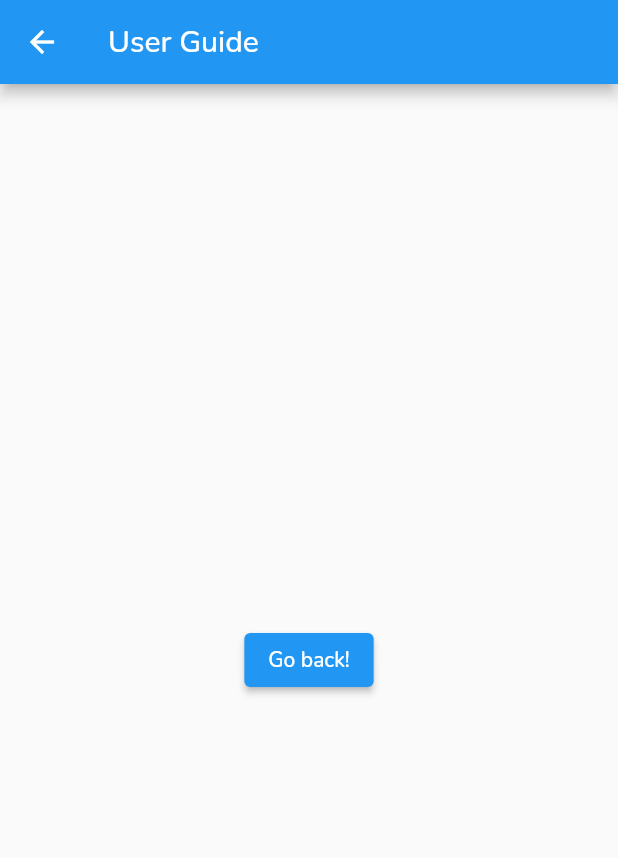
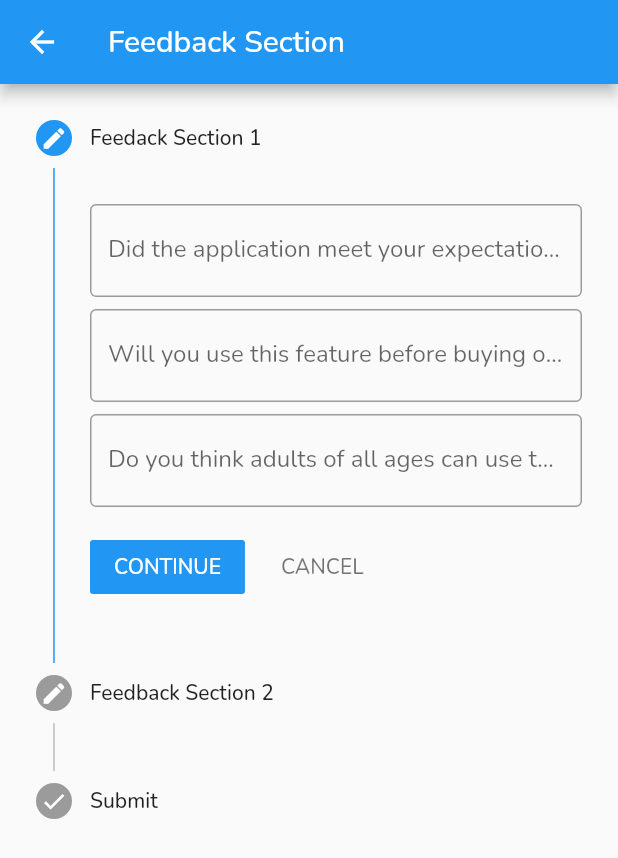
Before and after one commit to rhodinemma/laba, a Flutter app: the UserGuide screen opened directly, on a phone screen of 412 x 824 dp. Shown: the top 858 px of the screen. Run offline on Flutter 3.47's test engine with Material 2 defaults, Android fonts, the phone set to English and light mode, and no system bars; our stand-ins replace google_fonts, google_nav_bar; missing offline and left inert: ar_flutter_plugin.

Commit message:
create feedback forms

```diff
--- a/lib/main.dart
+++ b/lib/main.dart
@@ -26,7 +26,7 @@ class MyApp extends StatelessWidget {
         colorScheme:
             ColorScheme.fromSwatch().copyWith(secondary: kPrimaryColor),
       ),
-      home: const MyHomePage(title: 'Augmented Reality Gateway'),
+      home: const MyHomePage(title: 'Augmented Reality Feature'),
     );
   }
 }
--- a/lib/views/homeView.dart
+++ b/lib/views/homeView.dart
@@ -62,12 +62,12 @@ class MyHomePage extends StatelessWidget {
           ),
           GButton(
             icon: Icons.lightbulb,
-            text: 'User Guide',
+            text: 'Feedback',
             iconSize: 35,
             onPressed: () {
               Navigator.push(
                 context,
-                MaterialPageRoute(builder: (context) => const Carousel()),
+                MaterialPageRoute(builder: (context) => const UserGuide()),
               );
             },
           ),
@@ -85,121 +85,156 @@ class MyHomePage extends StatelessWidget {
   }
 }
 
-class UserGuide extends StatelessWidget {
+class UserGuide extends StatefulWidget {
   const UserGuide({Key? key}) : super(key: key);
+
+  @override
+  State<UserGuide> createState() => _UserGuideState();
+}
+
+class _UserGuideState extends State<UserGuide> {
+  // we have initialized active step to 0 so that
+  int _activeCurrentStep = 0;
+
+  TextEditingController name = TextEditingController();
+  TextEditingController email = TextEditingController();
+  TextEditingController pass = TextEditingController();
+  TextEditingController address = TextEditingController();
+  TextEditingController pincode = TextEditingController();
+
+  // Here we have created list of steps
+  List<Step> stepList() => [
+        // This is step1 which is called Account.
+        // Here we will fill our personal details
+        Step(
+          state:
+              _activeCurrentStep <= 0 ? StepState.editing : StepState.complete,
+          isActive: _activeCurrentStep >= 0,
+          title: const Text('Feedack Section 1'),
+          content: Column(
+            children: [
+              const SizedBox(
+                height: 8,
+              ),
+              TextField(
+                controller: name,
+                decoration: const InputDecoration(
+                  border: OutlineInputBorder(),
+                  labelText: 'Did the application meet your expectations?',
+                ),
+              ),
+              const SizedBox(
+                height: 8,
+              ),
+              TextField(
+                controller: email,
+                decoration: const InputDecoration(
+                  border: OutlineInputBorder(),
+                  labelText: 'Will you use this feature before buying online?',
+                ),
+              ),
+              const SizedBox(
+                height: 8,
+              ),
+              TextField(
+                controller: pass,
+                // obscureText: true,
+                decoration: const InputDecoration(
+                  border: OutlineInputBorder(),
+                  labelText: 'Do you think adults of all ages can use this feature?',
+                ),
+              ),
+            ],
+          ),
+        ),
+        // This is Step2 here we will enter our address
+        Step(
+            state: _activeCurrentStep <= 1
+                ? StepState.editing
+                : StepState.complete,
+            isActive: _activeCurrentStep >= 1,
+            title: const Text('Feedback Section 2'),
+            content: Column(
+              children: [
+                const SizedBox(
+                  height: 8,
+                ),
+                TextField(
+                  controller: address,
+                  decoration: const InputDecoration(
+                    border: OutlineInputBorder(),
+                    labelText: 'Do you prefer buying online without this feature?',
+                  ),
+                ),
+                const SizedBox(
+                  height: 8,
+                ),
+                TextField(
+                  controller: pincode,
+                  decoration: const InputDecoration(
+                    border: OutlineInputBorder(),
+                    labelText: 'Tell us any problems while using the feature?',
+                  ),
+                ),
+              ],
+            )),
+
+        // This is Step3 here we will display all the details
+        // that are entered by the user
+        Step(
+            state: StepState.complete,
+            isActive: _activeCurrentStep >= 2,
+            title: const Text('Submit'),
+            content: Column(
+              crossAxisAlignment: CrossAxisAlignment.stretch,
+              mainAxisAlignment: MainAxisAlignment.start,
+              children: [
+            Text('Did the application meet your expectations? ${name.text}'),
+            Text('Will you use this feature before buying online? ${email.text}'),
+            Text('Do you think adults of all ages can use this feature? ${pass.text}'),
+            Text('Do you prefer buying online without this feature? ${address.text}'),
+            Text('Tell us any problems while using the feature? ${pincode.text}'),
+              ],
+            ))
+      ];
 
   @override
   Widget build(BuildContext context) {
     return Scaffold(
-      appBar: AppBar(title: const Text('User Guide')),
-      body: Center(
-          child: ElevatedButton(
-        onPressed: () {
-          Navigator.pop(context);
+      appBar: AppBar(title: const Text('Feedback Section')),
+      // Here we have initialized the stepper widget
+      body: Stepper(
+        type: StepperType.vertical,
+        currentStep: _activeCurrentStep,
+        steps: stepList(),
+
+        // onStepContinue takes us to the next step
+        onStepContinue: () {
+          if (_activeCurrentStep < (stepList().length - 1)) {
+            setState(() {
+              _activeCurrentStep += 1;
+            });
+          }
         },
-        child: const Text('Go back!'),
-      )),
+
+        // onStepCancel takes us to the previous step
+        onStepCancel: () {
+          if (_activeCurrentStep == 0) {
+            return;
+          }
+
+          setState(() {
+            _activeCurrentStep -= 1;
+          });
+        },
+
+        // onStepTap allows to directly click on the particular step we want
+        onStepTapped: (int index) {
+          setState(() {
+            _activeCurrentStep = index;
+          });
+        },
+      ),
     );
   }
 }
-
-class Carousel extends StatefulWidget {
-  const Carousel({
-    Key? key,
-  }) : super(key: key);
-
-  @override
-  State<Carousel> createState() => _CarouselState();
-}
-
-class _CarouselState extends State<Carousel> {
-  late PageController _pageController;
-
-  List<String> images = [
-    "https://images.wallpapersden.com/image/download/purple-sunrise-4k-vaporwave_bGplZmiUmZqaraWkpJRmbmdlrWZlbWU.jpg",
-    "https://wallpaperaccess.com/full/2637581.jpg",
-    "https://uhdwallpapers.org/uploads/converted/20/01/14/the-mandalorian-5k-1920x1080_477555-mm-90.jpg"
-  ];
-
-  int activePage = 1;
-
-  @override
-  void initState() {
-    super.initState();
-    _pageController = PageController(viewportFraction: 0.8, initialPage: 1);
-  }
-
-  @override
-  Widget build(BuildContext context) {
-    return Column(
-      children: [
-        SizedBox(
-          width: MediaQuery.of(context).size.width,
-          height: 200,
-          child: PageView.builder(
-              itemCount: images.length,
-              pageSnapping: true,
-              controller: _pageController,
-              onPageChanged: (page) {
-                setState(() {
-                  activePage = page;
-                });
-              },
-              itemBuilder: (context, pagePosition) {
-                bool active = pagePosition == activePage;
-                return slider(images, pagePosition, active);
-              }),
-        ),
-        Row(
-            mainAxisAlignment: MainAxisAlignment.center,
-            children: indicators(images.length, activePage))
-      ],
-    );
-  }
-}
-
-AnimatedContainer slider(images, pagePosition, active) {
-  double margin = active ? 10 : 20;
-
-  return AnimatedContainer(
-    duration: const Duration(milliseconds: 500),
-    curve: Curves.easeInOutCubic,
-    margin: EdgeInsets.all(margin),
-    decoration: BoxDecoration(
-        image: DecorationImage(image: NetworkImage(images[pagePosition]))),
-  );
-}
-
-imageAnimation(PageController animation, images, pagePosition) {
-  return AnimatedBuilder(
-    animation: animation,
-    builder: (context, widget) {
-      if (kDebugMode) {
-        print(pagePosition);
-      }
-
-      return SizedBox(
-        width: 200,
-        height: 200,
-        child: widget,
-      );
-    },
-    child: Container(
-      margin: const EdgeInsets.all(10),
-      child: Image.network(images[pagePosition]),
-    ),
-  );
-}
-
-List<Widget> indicators(imagesLength, currentIndex) {
-  return List<Widget>.generate(imagesLength, (index) {
-    return Container(
-      margin: const EdgeInsets.all(3),
-      width: 10,
-      height: 10,
-      decoration: BoxDecoration(
-          color: currentIndex == index ? Colors.black : Colors.black26,
-          shape: BoxShape.circle),
-    );
-  });
-}
```
Also changed, not shown: assets/Table_01/license.txt (added), assets/Table_01/textures/M_table_baseColor.png (added), assets/Table_01/textures/M_table_metallicRoughness.png (added), assets/Table_01/textures/M_table_normal.png (added), 3 other files.
